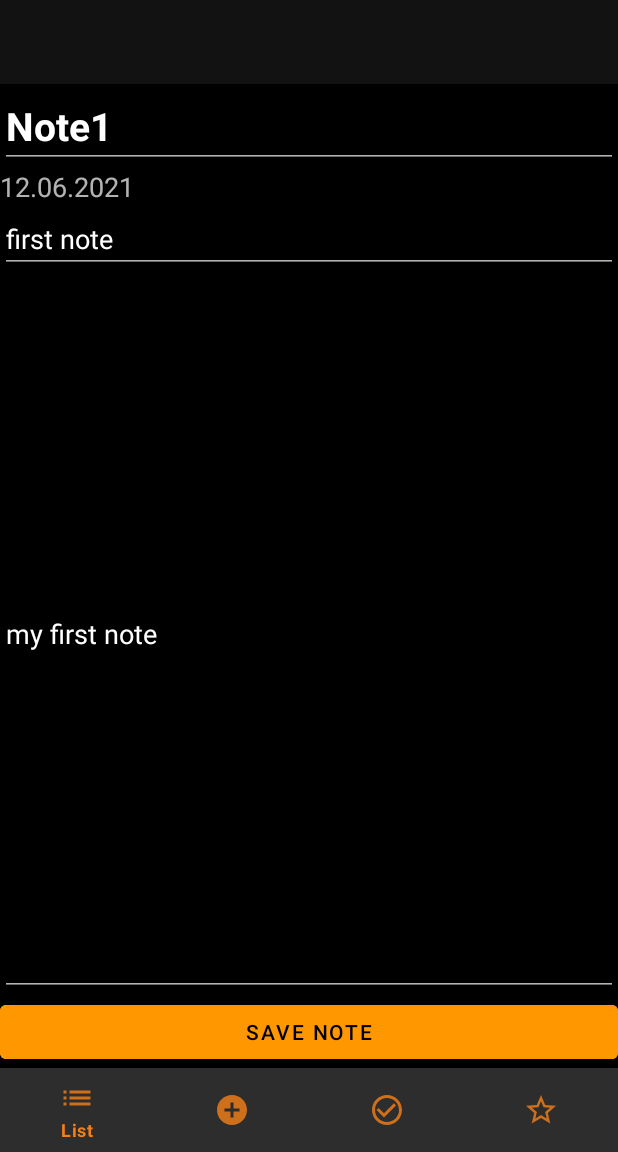
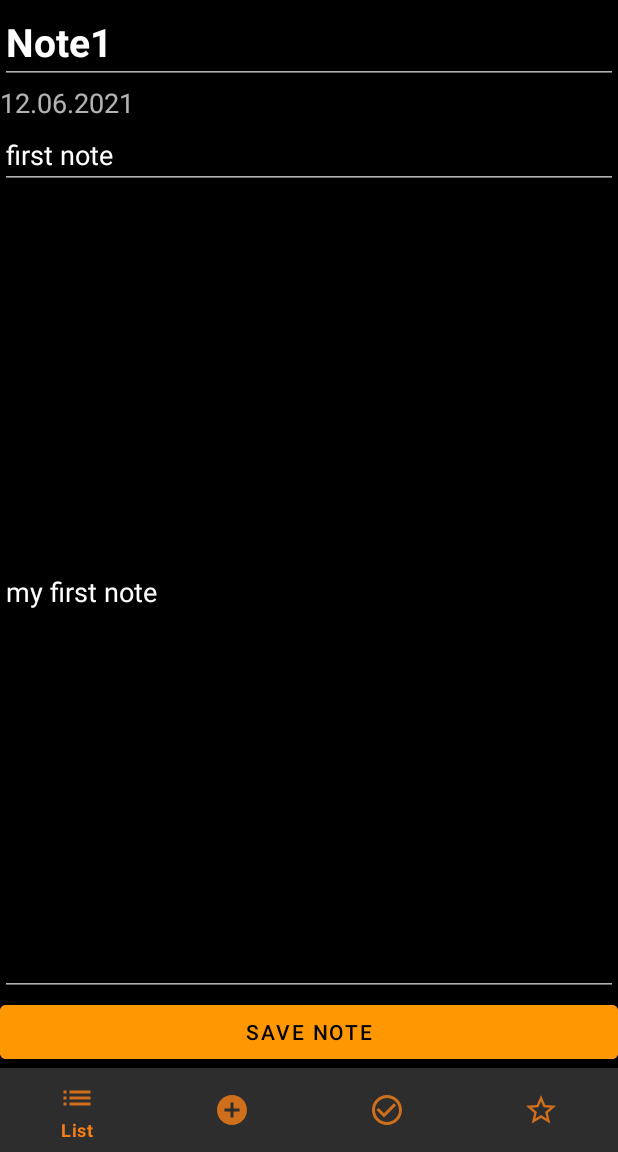
Before and after one commit to BaranovaElena/Notes, an Android app: the screen it shows after launch (MainActivity), after a tap on an icon or button, on a phone screen of 412 x 824 dp, the part 84-1236 px from its top. Run offline under Robolectric (Android 15) with nearby library versions, the phone set to English and light mode, and no system bars.

Commit message:
ландшафтная ориентация, навигация в стилях

```diff
--- a/app/src/main/java/com/example/notes/MainActivity.java
+++ b/app/src/main/java/com/example/notes/MainActivity.java
@@ -3,7 +3,9 @@ package com.example.notes;
 import androidx.annotation.NonNull;
 import androidx.appcompat.app.AppCompatActivity;
 import androidx.appcompat.app.AppCompatDelegate;
+import androidx.fragment.app.FragmentTransaction;
 
+import android.content.res.Configuration;
 import android.os.Bundle;
 import android.view.Menu;
 import android.view.MenuItem;
@@ -16,6 +18,7 @@ import com.google.android.material.bottomnavigation.BottomNavigationView;
 public class MainActivity extends AppCompatActivity implements NotesFragment.Controller, OneNoteFragment.Controller{
     public final String NOTES_FRAGMENT_TAG = "NOTES_FRAGMENT_TAG";
     private BottomNavigationView bottomNavigationView;
+    private boolean isLandscape;
 
     static {
         AppCompatDelegate.setDefaultNightMode(AppCompatDelegate.MODE_NIGHT_YES);
@@ -25,6 +28,8 @@ public class MainActivity extends AppCompatActivity implements NotesFragment.Con
     protected void onCreate(Bundle savedInstanceState) {
         super.onCreate(savedInstanceState);
         setContentView(R.layout.activity_main);
+
+        isLandscape = getResources().getConfiguration().orientation == Configuration.ORIENTATION_LANDSCAPE;
 
         bottomNavigationView = findViewById(R.id.nav_view);
         bottomNavigationView.setOnNavigationItemSelectedListener(this::setBottomNavListener);
@@ -69,13 +74,13 @@ public class MainActivity extends AppCompatActivity implements NotesFragment.Con
 
     @Override
     public void openNoteScreen(NoteEntity note) {
-        //boolean isLandscape = getResources().getConfiguration().orientation == Configuration.ORIENTATION_LANDSCAPE;
-        getSupportFragmentManager()
-                .beginTransaction()
-                //.add(isLandscape ? R.id.layout_one_note : R.id.layout_notes_list, OneNoteFragment.newInstance(note))
-                .add(R.id.nav_host_fragment_activity_main, OneNoteFragment.newInstance(note))
-                .addToBackStack(null)
-                .commit();
+        FragmentTransaction transaction = getSupportFragmentManager().beginTransaction();
+        transaction.add(isLandscape ? R.id.layout_one_note : R.id.nav_host_fragment_activity_main,
+                OneNoteFragment.newInstance(note));
+        if (!isLandscape) {
+            transaction.addToBackStack(null);
+        }
+        transaction.commit();
     }
 
     @Override
--- a/app/src/main/java/com/example/notes/OneNoteFragment.java
+++ b/app/src/main/java/com/example/notes/OneNoteFragment.java
@@ -1,14 +1,17 @@
 package com.example.notes;
 
 import android.content.Context;
+import android.content.res.Configuration;
 import android.os.Bundle;
 
 import androidx.annotation.NonNull;
 import androidx.fragment.app.Fragment;
 
+import android.util.TypedValue;
 import android.view.LayoutInflater;
 import android.view.View;
 import android.view.ViewGroup;
+import android.widget.LinearLayout;
 import android.widget.TextView;
 
 import com.google.android.material.button.MaterialButton;
@@ -19,7 +22,7 @@ import java.util.Calendar;
 public class OneNoteFragment extends Fragment {
     public static final String GET_NOTE_EXTRA_KEY = "EXTRA_KEY";
 
-    private NoteEntity noteEntity = null;
+    private NoteEntity noteEntity;
 
     private TextInputEditText titleEditText;
     private TextView creationDateTextView;
@@ -62,6 +65,18 @@ public class OneNoteFragment extends Fragment {
 
         buttonSave = view.findViewById(R.id.button_save);
         buttonSave.setOnClickListener(v -> saveAndExit());
+
+        // в ландшафте фрагмент должен растягиваться до низа,
+        // в портретной - с учетом нижней панели навигации
+        if (!(getResources().getConfiguration().orientation == Configuration.ORIENTATION_LANDSCAPE)) {
+            LinearLayout fragment_container = (LinearLayout) view.findViewById(R.id.fragment_one_note_container);
+            TypedValue tv = new TypedValue();
+            if (requireActivity().getTheme().resolveAttribute(android.R.attr.actionBarSize, tv, true)) {
+                fragment_container.setPadding(0, 0, 0,
+                        TypedValue.complexToDimensionPixelSize(tv.data,getResources().getDisplayMetrics()));
+            }
+
+        }
         return view;
     }
 
--- a/app/src/main/res/layout-land/activity_main.xml
+++ b/app/src/main/res/layout-land/activity_main.xml
@@ -1,19 +1,29 @@
 <?xml version="1.0" encoding="utf-8"?>
-<LinearLayout
-    xmlns:android="http://schemas.android.com/apk/res/android"
+<LinearLayout xmlns:android="http://schemas.android.com/apk/res/android"
     xmlns:tools="http://schemas.android.com/tools"
     android:layout_width="match_parent"
     android:layout_height="match_parent"
+    android:baselineAligned="false"
     android:orientation="horizontal"
-    tools:context=".MainActivity"
-    android:baselineAligned="false">
+    tools:context=".MainActivity">
 
-    <FrameLayout
-        android:id="@+id/layout_notes_list"
+    <androidx.constraintlayout.widget.ConstraintLayout xmlns:app="http://schemas.android.com/apk/res-auto"
+        android:id="@+id/container"
         android:layout_width="match_parent"
         android:layout_height="match_parent"
         android:layout_weight="1">
-    </FrameLayout>
+
+        <com.google.android.material.bottomnavigation.BottomNavigationView
+            android:id="@+id/nav_view"
+            style="@style/bottom_nav_view_style"
+            tools:ignore="MissingConstraints" />
+
+        <androidx.fragment.app.FragmentContainerView
+            android:id="@+id/nav_host_fragment_activity_main"
+            style="@style/fragment_container_view"
+            tools:ignore="MissingConstraints" />
+
+    </androidx.constraintlayout.widget.ConstraintLayout>
 
     <FrameLayout
         android:id="@+id/layout_one_note"
--- a/app/src/main/res/layout/activity_main.xml
+++ b/app/src/main/res/layout/activity_main.xml
@@ -2,32 +2,18 @@
 <androidx.constraintlayout.widget.ConstraintLayout
     xmlns:android="http://schemas.android.com/apk/res/android"
     xmlns:app="http://schemas.android.com/apk/res-auto"
+    xmlns:tools="http://schemas.android.com/tools"
     android:id="@+id/container"
     android:layout_width="match_parent"
-    android:layout_height="match_parent"
-    android:paddingTop="?attr/actionBarSize">
+    android:layout_height="match_parent">
 
     <com.google.android.material.bottomnavigation.BottomNavigationView
         android:id="@+id/nav_view"
-        android:layout_width="match_parent"
-        android:layout_height="wrap_content"
-        android:background="?android:attr/windowBackground"
-        app:layout_constraintBottom_toBottomOf="parent"
-        app:layout_constraintLeft_toLeftOf="parent"
-        app:layout_constraintRight_toRightOf="parent"
-        app:itemIconTint="@color/nav_icon_color"
-        app:itemTextColor="@color/nav_icon_color"
-        app:menu="@menu/bottom_nav_menu" />
+        style="@style/bottom_nav_view_style"
+        tools:ignore="MissingConstraints" />
 
     <androidx.fragment.app.FragmentContainerView
         android:id="@+id/nav_host_fragment_activity_main"
-        android:name="androidx.navigation.fragment.NavHostFragment"
-        android:layout_width="match_parent"
-        android:layout_height="match_parent"
-        app:defaultNavHost="true"
-        app:layout_constraintBottom_toTopOf="@id/nav_view"
-        app:layout_constraintLeft_toLeftOf="parent"
-        app:layout_constraintRight_toRightOf="parent"
-        app:layout_constraintTop_toTopOf="parent"
-        app:navGraph="@navigation/main_navigation" />
+        style="@style/fragment_container_view"
+        tools:ignore="MissingConstraints" />
 </androidx.constraintlayout.widget.ConstraintLayout>
--- a/app/src/main/res/layout/fragment_one_note.xml
+++ b/app/src/main/res/layout/fragment_one_note.xml
@@ -1,9 +1,9 @@
 <?xml version="1.0" encoding="utf-8"?>
 <LinearLayout
+    android:id="@+id/fragment_one_note_container"
     xmlns:android="http://schemas.android.com/apk/res/android"
     xmlns:tools="http://schemas.android.com/tools"
     style="@style/linear_container"
-    android:paddingBottom="?attr/actionBarSize"
     tools:context=".OneNoteFragment">
 
     <com.google.android.material.textfield.TextInputEditText
--- a/app/src/main/res/values/styles.xml
+++ b/app/src/main/res/values/styles.xml
@@ -32,4 +32,27 @@
         <item name="android:hint">@string/write_your_note_here_hint</item>
     </style>
 
+    <style name="bottom_nav_view_style">
+        <item name="android:layout_width">match_parent</item>
+        <item name="android:layout_height">wrap_content</item>
+        <item name="android:background">?android:attr/windowBackground</item>
+        <item name="itemIconTint">@color/nav_icon_color</item>
+        <item name="itemTextColor">@color/nav_icon_color</item>
+        <item name="layout_constraintBottom_toBottomOf">parent</item>
+        <item name="layout_constraintLeft_toLeftOf">parent</item>
+        <item name="layout_constraintRight_toRightOf">parent</item>
+        <item name="menu">@menu/bottom_nav_menu</item>
+    </style>
+    <style name="fragment_container_view">
+        <item name="android:name">androidx.navigation.fragment.NavHostFragment</item>
+        <item name="android:layout_width">match_parent</item>
+        <item name="android:layout_height">match_parent</item>
+        <item name="defaultNavHost">true</item>
+        <item name="layout_constraintBottom_toTopOf">@id/nav_view</item>
+        <item name="layout_constraintLeft_toLeftOf">parent</item>
+        <item name="layout_constraintRight_toRightOf">parent</item>
+        <item name="layout_constraintTop_toTopOf">parent</item>
+        <item name="navGraph">@navigation/main_navigation</item>
+    </style>
+
 </resources>
```
